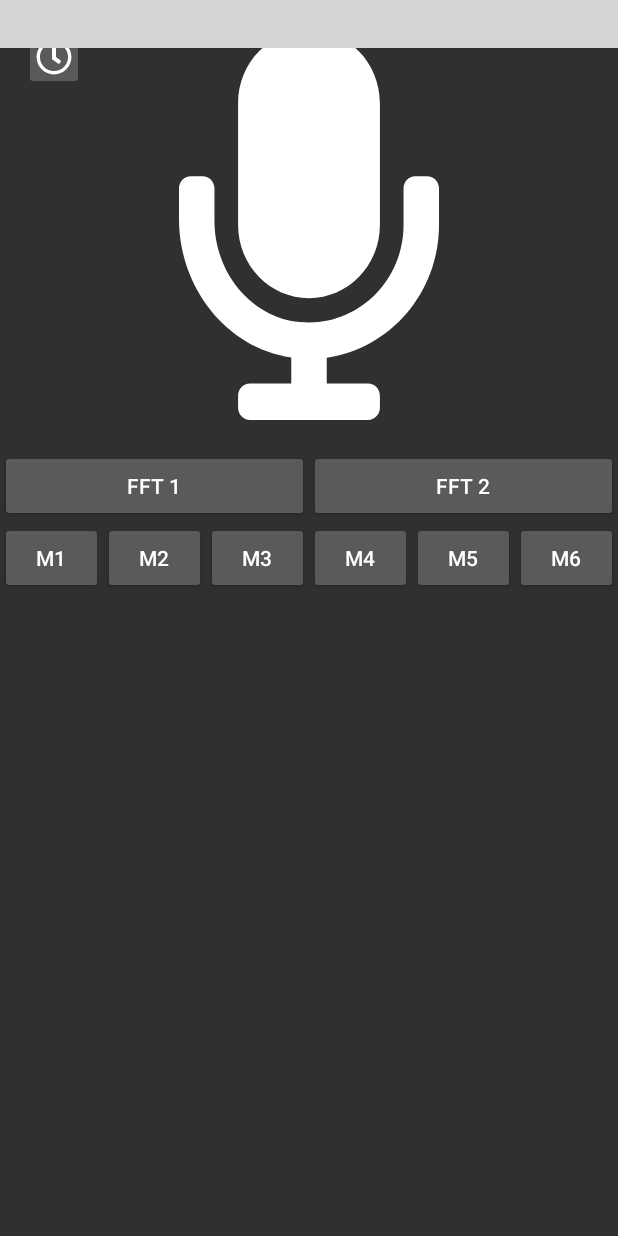
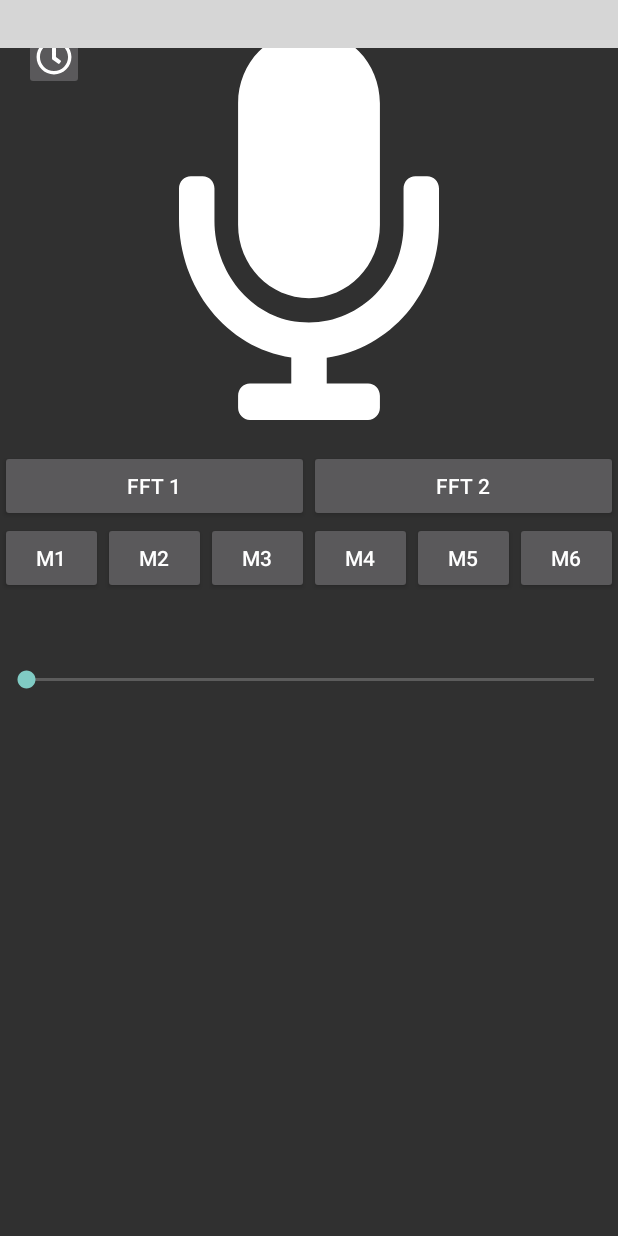
Before and after one commit to Nofre/RGBed, an Android app: the fragment MainFragment shown on its own in the app's theme, after a tap on "FFT 1", on a phone screen of 412 x 824 dp. Run offline under Robolectric (Android 15) with nearby library versions, the phone set to English and light mode, and no system bars; libraries missing offline, so code that uses them is left out: top.defaults.colorpicker; plain views replace ColorPickerView; 6 statements that could not run were skipped; grey boxes are pictures that could not be loaded.

Commit message:
[ADD] FTT multiplier

```diff
--- a/Android/app/src/main/java/nms/rgbed/fragments/MainFragment.java
+++ b/Android/app/src/main/java/nms/rgbed/fragments/MainFragment.java
@@ -11,6 +11,7 @@ import android.view.View;
 import android.view.ViewGroup;
 import android.widget.Button;
 import android.widget.ImageView;
+import android.widget.SeekBar;
 
 import nms.rgbed.MainActivity;
 import nms.rgbed.R;
@@ -25,6 +26,7 @@ public class MainFragment extends Fragment implements View.OnClickListener {
     Button bpall;
     Button bp1;
     Button bp2;
+    SeekBar fftMultiplier;
 
     @Nullable
     @Override
@@ -45,6 +47,7 @@ public class MainFragment extends Fragment implements View.OnClickListener {
         bpall = rootView.findViewById(R.id.bpall);
         bp1 = rootView.findViewById(R.id.bp1);
         bp2 = rootView.findViewById(R.id.bp2);
+        fftMultiplier = rootView.findViewById(R.id.fft_multiplier);
 
         bpall.setOnClickListener(this);
         bp1.setOnClickListener(this);
@@ -57,6 +60,24 @@ public class MainFragment extends Fragment implements View.OnClickListener {
         rootView.findViewById(R.id.bm4).setOnClickListener(this);
         rootView.findViewById(R.id.bm5).setOnClickListener(this);
         rootView.findViewById(R.id.bm6).setOnClickListener(this);
+
+        fftMultiplier.setOnSeekBarChangeListener(new SeekBar.OnSeekBarChangeListener() {
+            @Override
+            public void onProgressChanged(SeekBar seekBar, int progress, boolean fromUser) {
+                double multiplier = 1 + progress / 100;
+                ((MainActivity) getActivity()).getFFTeffects().setMultiplier(multiplier);
+            }
+
+            @Override
+            public void onStartTrackingTouch(SeekBar seekBar) {
+
+            }
+
+            @Override
+            public void onStopTrackingTouch(SeekBar seekBar) {
+
+            }
+        });
 
         colorPicker.subscribe(new ColorObserver() {
             @Override
@@ -95,6 +116,7 @@ public class MainFragment extends Fragment implements View.OnClickListener {
                     colorPicker.setVisibility(View.INVISIBLE);
                     micImg.setVisibility(View.VISIBLE);
                     personLayout.setVisibility(View.INVISIBLE);
+                    fftMultiplier.setVisibility(View.VISIBLE);
                 }
                 else {
                     String[] permissions = new String[1];
@@ -111,6 +133,7 @@ public class MainFragment extends Fragment implements View.OnClickListener {
                     colorPicker.setVisibility(View.INVISIBLE);
                     micImg.setVisibility(View.VISIBLE);
                     personLayout.setVisibility(View.INVISIBLE);
+                    fftMultiplier.setVisibility(View.VISIBLE);
                 }
                 else {
                     String[] permissions = new String[1];
@@ -125,6 +148,7 @@ public class MainFragment extends Fragment implements View.OnClickListener {
                 colorPicker.setVisibility(View.VISIBLE);
                 micImg.setVisibility(View.INVISIBLE);
                 personLayout.setVisibility(View.VISIBLE);
+                fftMultiplier.setVisibility(View.INVISIBLE);
                 break;
 
             case R.id.bm2:
@@ -133,6 +157,7 @@ public class MainFragment extends Fragment implements View.OnClickListener {
                 colorPicker.setVisibility(View.VISIBLE);
                 micImg.setVisibility(View.INVISIBLE);
                 personLayout.setVisibility(View.INVISIBLE);
+                fftMultiplier.setVisibility(View.INVISIBLE);
                 break;
 
             case R.id.bm3:
@@ -141,6 +166,7 @@ public class MainFragment extends Fragment implements View.OnClickListener {
                 colorPicker.setVisibility(View.VISIBLE);
                 micImg.setVisibility(View.INVISIBLE);
                 personLayout.setVisibility(View.INVISIBLE);
+                fftMultiplier.setVisibility(View.INVISIBLE);
                 break;
 
             case R.id.bm4:
@@ -150,6 +176,7 @@ public class MainFragment extends Fragment implements View.OnClickListener {
                 micImg.setVisibility(View.INVISIBLE);
                 bp1.setVisibility(View.INVISIBLE);
                 bp2.setVisibility(View.INVISIBLE);
+                fftMultiplier.setVisibility(View.INVISIBLE);
                 break;
 
             case R.id.bm5:
@@ -158,6 +185,7 @@ public class MainFragment extends Fragment implements View.OnClickListener {
                 colorPicker.setVisibility(View.INVISIBLE);
                 micImg.setVisibility(View.INVISIBLE);
                 personLayout.setVisibility(View.INVISIBLE);
+                fftMultiplier.setVisibility(View.INVISIBLE);
                 break;
 
             case R.id.bm6:
@@ -166,6 +194,7 @@ public class MainFragment extends Fragment implements View.OnClickListener {
                 colorPicker.setVisibility(View.INVISIBLE);
                 micImg.setVisibility(View.INVISIBLE);
                 personLayout.setVisibility(View.INVISIBLE);
+                fftMultiplier.setVisibility(View.INVISIBLE);
                 break;
         }
     }
--- a/Android/app/src/main/res/layout/fragment_main.xml
+++ b/Android/app/src/main/res/layout/fragment_main.xml
@@ -144,6 +144,16 @@
 
         </LinearLayout>
 
+        <SeekBar
+            android:id="@+id/fft_multiplier"
+            style="@style/Widget.AppCompat.SeekBar.Discrete"
+            android:layout_width="match_parent"
+            android:layout_height="wrap_content"
+            android:max="300"
+            android:progress="1"
+            android:visibility="gone"
+            tools:visibility="visible"/>
+
     </LinearLayout>
 
 
```
Also changed, not shown: Android/app/src/main/java/nms/rgbed/FFTEffects.java (+6 -1 lines).
